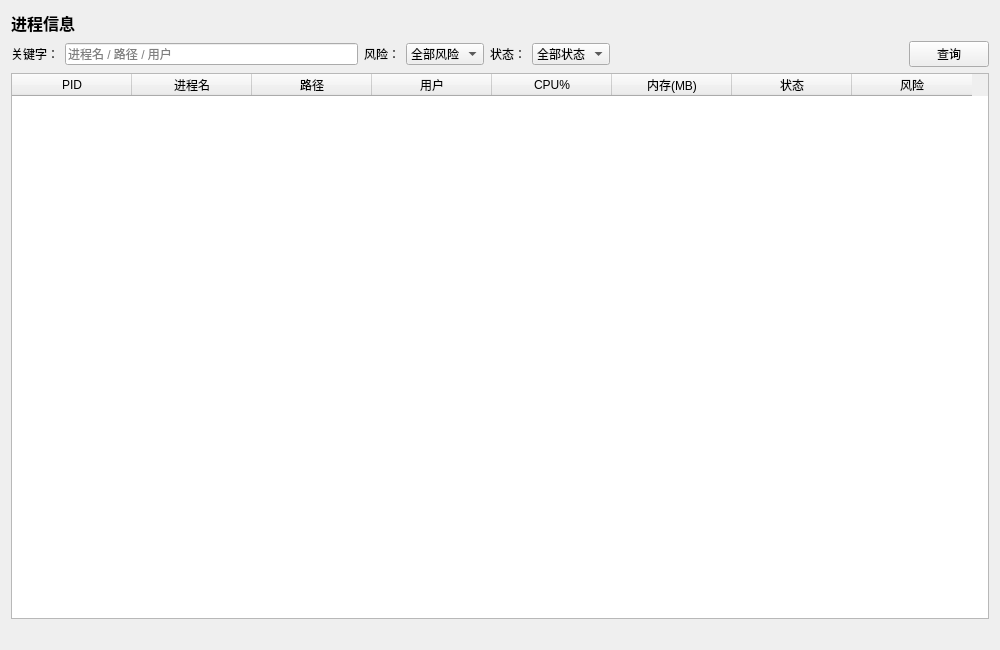
This is ui/ProcessInfoPage.ui in rakehellsx/MaliciousDetector as Qt 5 draws it before an edit. The edited form follows.
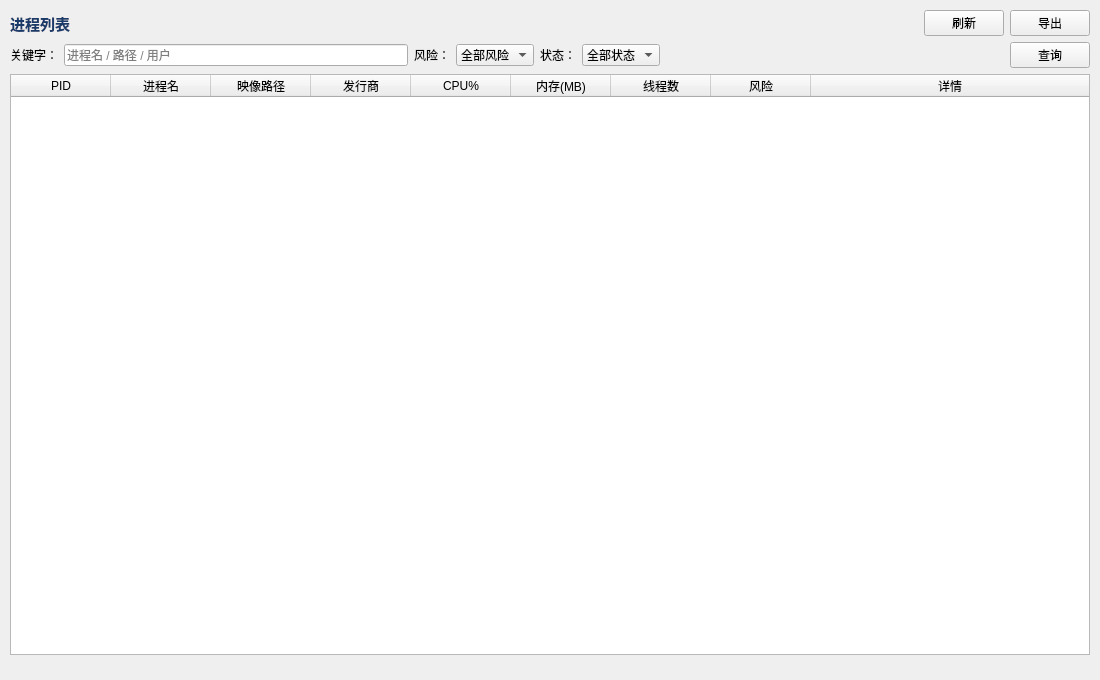
This is the edited form.

Patch:
```diff
--- a/ui/ProcessInfoPage.ui
+++ b/ui/ProcessInfoPage.ui
@@ -3,33 +3,51 @@
  <class>ProcessInfoPage</class>
  <widget class="QWidget" name="ProcessInfoPage">
   <property name="geometry">
-   <rect><x>0</x><y>0</y><width>1000</width><height>650</height></rect>
+   <rect><x>0</x><y>0</y><width>1100</width><height>680</height></rect>
   </property>
   <property name="windowTitle"><string>ProcessInfoPage</string></property>
 <layout class="QVBoxLayout" name="mainLayout">
+   <property name="spacing"><number>6</number></property>
+   <property name="leftMargin"><number>10</number></property>
+   <property name="topMargin"><number>10</number></property>
+   <property name="rightMargin"><number>10</number></property>
+   <property name="bottomMargin"><number>6</number></property>
+
+   
+   <item>
+    <layout class="QHBoxLayout" name="headerRow">
   <item>
    <widget class="QLabel" name="lblTitle">
-     <property name="text"><string>进程信息</string></property>
-     <property name="styleSheet"><string>font-size:16px;font-weight:600;</string></property>
-    </widget>
-  </item>
+       <property name="text"><string>进程列表</string></property>
+       <property name="styleSheet"><string>font-size:15px;font-weight:bold;color:#1a3a6a;</string></property>
+      </widget>
+     </item>
+     <item><spacer><property name="orientation"><enum>Qt::Horizontal</enum></property><property name="sizeHint" stdset="0"><size><width>40</width><height>20</height></size></property></spacer></item>
+     <item>
+      <widget class="QPushButton" name="btnRefresh">
+       <property name="text"><string>刷新</string></property>
+       <property name="maximumWidth"><number>60</number></property>
+      </widget>
+     </item>
+     <item>
+      <widget class="QPushButton" name="btnExport">
+       <property name="text"><string>导出</string></property>
+       <property name="maximumWidth"><number>60</number></property>
+      </widget>
+     </item>
+    </layout>
+   </item>
+
+   
   <item>
    <layout class="QHBoxLayout" name="toolbarRow">
-     <item>
-      <widget class="QLabel" name="">
-        <property name="text"><string>关键字：</string></property>
-       </widget>
-     </item>
+     <item><widget class="QLabel" name=""><property name="text"><string>关键字：</string></property></widget></item>
      <item>
       <widget class="QLineEdit" name="m_edtKeyword">
         <property name="placeholderText"><string>进程名 / 路径 / 用户</string></property>
        </widget>
      </item>
-     <item>
-      <widget class="QLabel" name="">
-        <property name="text"><string>风险：</string></property>
-       </widget>
-     </item>
+     <item><widget class="QLabel" name=""><property name="text"><string>风险：</string></property></widget></item>
      <item>
       <widget class="QComboBox" name="m_cmbRisk">
         <item><property name="text"><string>全部风险</string></property></item>
@@ -39,11 +57,7 @@
         <item><property name="text"><string>正常</string></property></item>
        </widget>
      </item>
-     <item>
-      <widget class="QLabel" name="">
-        <property name="text"><string>状态：</string></property>
-       </widget>
-     </item>
+     <item><widget class="QLabel" name=""><property name="text"><string>状态：</string></property></widget></item>
      <item>
       <widget class="QComboBox" name="m_cmbStatus">
         <item><property name="text"><string>全部状态</string></property></item>
@@ -52,9 +66,7 @@
         <item><property name="text"><string>僵尸</string></property></item>
        </widget>
      </item>
-     <item>
-      <spacer><property name="orientation"><enum>Qt::Horizontal</enum></property><property name="sizeHint" stdset="0"><size><width>40</width><height>20</height></size></property></spacer>
-     </item>
+     <item><spacer><property name="orientation"><enum>Qt::Horizontal</enum></property><property name="sizeHint" stdset="0"><size><width>40</width><height>20</height></size></property></spacer></item>
      <item>
       <widget class="QPushButton" name="btnQuery">
         <property name="text"><string>查询</string></property>
@@ -64,14 +76,26 @@
   </item>
   <item>
    <widget class="QTableWidget" name="m_tbl">
-     <property name="columnCount"><number>8</number></property>
-     <attribute name="horizontalHeaderDefaultSectionSize"><number>120</number></attribute>
-     <column><property name="text"><string>PID</string></property></column><column><property name="text"><string>进程名</string></property></column><column><property name="text"><string>路径</string></property></column><column><property name="text"><string>用户</string></property></column><column><property name="text"><string>CPU%</string></property></column><column><property name="text"><string>内存(MB)</string></property></column><column><property name="text"><string>状态</string></property></column><column><property name="text"><string>风险</string></property></column>
+     <property name="alternatingRowColors"><bool>true</bool></property>
+     <property name="selectionBehavior"><enum>QAbstractItemView::SelectRows</enum></property>
+     <property name="editTriggers"><set>QAbstractItemView::NoEditTriggers</set></property>
+     <property name="columnCount"><number>9</number></property>
+     <attribute name="horizontalHeaderStretchLastSection"><bool>true</bool></attribute>
+     <column><property name="text"><string>PID</string></property></column>
+     <column><property name="text"><string>进程名</string></property></column>
+     <column><property name="text"><string>映像路径</string></property></column>
+     <column><property name="text"><string>发行商</string></property></column>
+     <column><property name="text"><string>CPU%</string></property></column>
+     <column><property name="text"><string>内存(MB)</string></property></column>
+     <column><property name="text"><string>线程数</string></property></column>
+     <column><property name="text"><string>风险</string></property></column>
+     <column><property name="text"><string>详情</string></property></column>
     </widget>
   </item>
   <item>
    <widget class="QLabel" name="m_lblStatus">
      <property name="text"><string></string></property>
+     <property name="styleSheet"><string>color:#8c8c8c;font-size:11px;</string></property>
     </widget>
   </item>
 </layout>
```
Left out of the diff: 7 changed lines with no effect on the pictures. Lines whose indentation alone changed are shown as unchanged.
